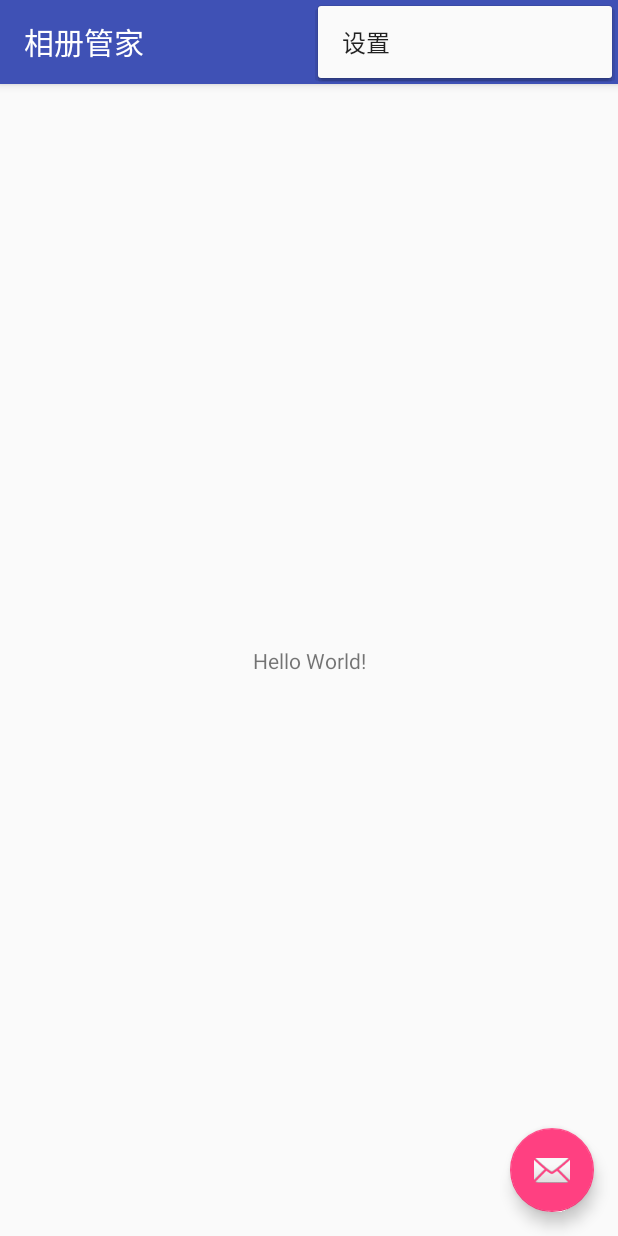
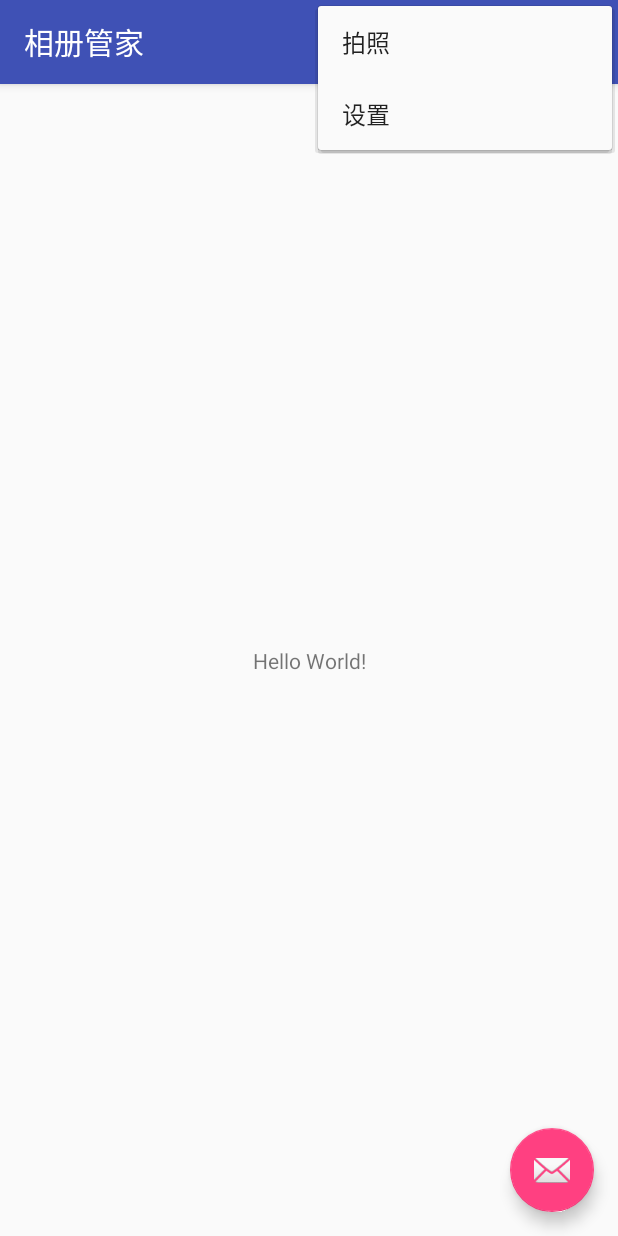
Before and after one commit to 580637/PhotoManager, an Android app: the screen it shows after launch (MainActivity), with the options menu open, on a phone screen of 412 x 824 dp. Run offline under Robolectric (Android 15) with nearby library versions, the phone set to English and light mode, and no system bars; 2 statements that could not run were skipped.

Commit message:
增加拍照菜单 菜单项事件测试 更新环境

```diff
--- a/app/src/main/res/menu/menu_main.xml
+++ b/app/src/main/res/menu/menu_main.xml
@@ -7,4 +7,7 @@
         android:orderInCategory="100"
         android:title="@string/action_settings"
         app:showAsAction="never" />
+    <item
+        android:id="@+id/action_camera"
+        android:title="@string/action_camera" />
 </menu>
--- a/app/src/main/res/values/strings.xml
+++ b/app/src/main/res/values/strings.xml
@@ -1,4 +1,5 @@
 <resources>
     <string name="app_name">相册管家</string>
     <string name="action_settings">设置</string>
+    <string name="action_camera">拍照</string>
 </resources>
```
Also changed, not shown: app/src/main/java/com/example/photos/photomanager/MainActivity.kt (+9 -1 lines), gradle/wrapper/gradle-wrapper.properties.
